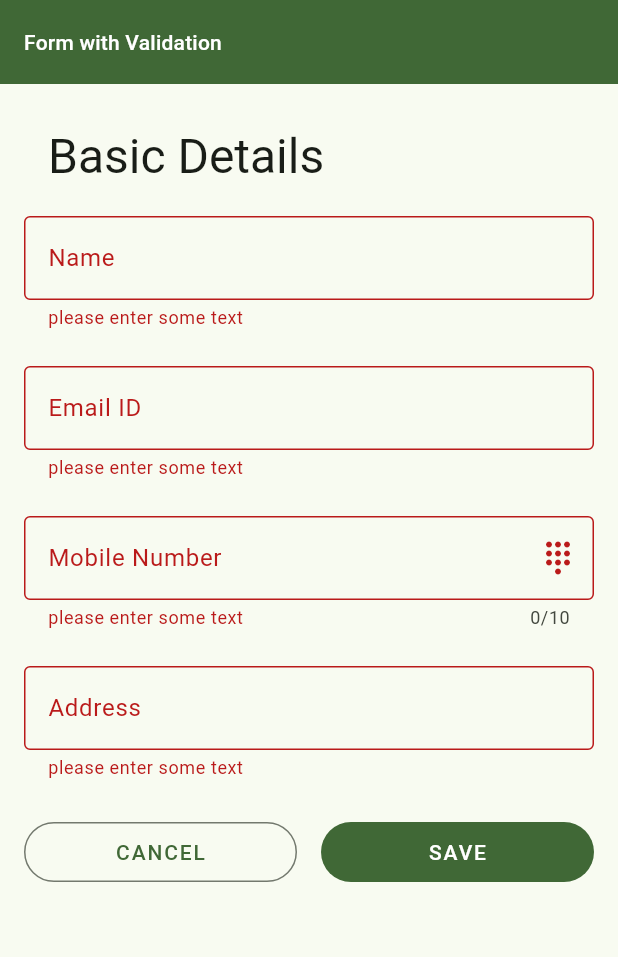
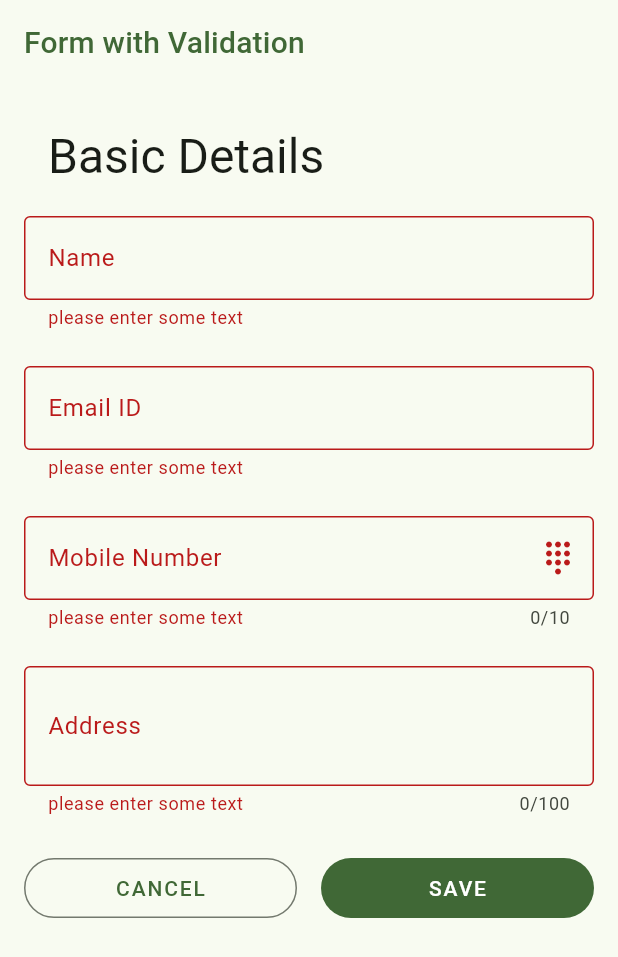
Before and after one commit to thakoraarya/flutterforaarya, a Flutter app: the screen it shows after launch, after a tap on "SAVE", on a phone screen of 412 x 824 dp. Shown: the top 957 px of the screen. Run offline on Flutter 3.47's test engine with Material 3 defaults, Android fonts, the light colour scheme and no system bars.

Commit message:
form ready

```diff
--- a/basicappforaarya/lib/main.dart
+++ b/basicappforaarya/lib/main.dart
@@ -1,5 +1,6 @@
 import 'package:basicappforaarya/pages/form.dart';
 import 'package:basicappforaarya/pages/loading.dart';
+import 'package:basicappforaarya/pages/preview.dart';
 import 'package:flutter/material.dart';
 
 void main() => runApp(MaterialApp(
@@ -38,6 +39,7 @@ void main() => runApp(MaterialApp(
       routes: {
         '/': (context) => const Loading(),
         '/form': (context) => const FormWithValidation(),
+        '/preview': (context) => const UserPreview(),
 // '/preview': (context) => const preview(),
       },
     ));
--- a/basicappforaarya/lib/pages/form.dart
+++ b/basicappforaarya/lib/pages/form.dart
@@ -31,6 +31,20 @@ class NameInputFormatter extends TextInputFormatter {
     String singleSpacedText = newValue.text.replaceAll(RegExp(r'\s+'), ' ');
     return TextEditingValue(
       text: singleSpacedText.replaceAll(RegExp(r'[^a-zA-Z\s]'), ''),
+      selection: newValue.selection,
+    );
+  }
+}
+
+class AddressInputFormatter extends TextInputFormatter {
+  @override
+  TextEditingValue formatEditUpdate(
+    TextEditingValue oldValue,
+    TextEditingValue newValue,
+  ) {
+    String singleSpacedText = newValue.text.replaceAll(RegExp(r'\s+'), ' ');
+    return TextEditingValue(
+      text: singleSpacedText,
       selection: newValue.selection,
     );
   }
@@ -83,9 +97,9 @@ class _FormWithValidationState extends State<FormWithValidation> {
         title: Text(
           'Form with Validation',
           style: TextStyle(
-              fontSize: 14, color: Theme.of(context).colorScheme.onPrimary),
+              fontSize: 20, color: Theme.of(context).colorScheme.primary),
         ),
-        backgroundColor: Theme.of(context).colorScheme.primary,
+        // backgroundColor: Theme.of(context).colorScheme.primary,
       ),
       body: SingleChildScrollView(
         child: Padding(
@@ -163,7 +177,7 @@ class _FormWithValidationState extends State<FormWithValidation> {
                     maxLength: 10,
                     controller: inputMobile,
                     inputFormatters: [
-                      FilteringTextInputFormatter.digitsOnly,
+                      FilteringTextInputFormatter.allow(RegExp(r'[0-9]')),
                     ],
                     keyboardType: TextInputType.number,
                     autovalidateMode: AutovalidateMode.onUserInteraction,
@@ -193,14 +207,19 @@ class _FormWithValidationState extends State<FormWithValidation> {
                     height: 24,
                   ),
                   TextFormField(
+                    keyboardType: TextInputType.multiline,
+                    minLines: 2,
+                    maxLines: 3,
+                    maxLength: 100,
                     controller: inputAddress,
+                    inputFormatters: [AddressInputFormatter()],
                     autovalidateMode: AutovalidateMode.onUserInteraction,
                     // autofocus: true,
                     validator: (value) {
                       if (value == null || value.isEmpty) {
                         return "please enter some text";
-                      } else if (value.contains("@")) {
-                        return "please don't use '@'";
+                      } else if (value.length < 5 || value.length > 100) {
+                        return "Name should be from 5 to 50 characters";
                       }
                       return null;
                     },
@@ -218,6 +237,12 @@ class _FormWithValidationState extends State<FormWithValidation> {
                       Expanded(
                         child: OutlinedButton(
                             onPressed: () {
+                              TextObject textObject = TextObject(
+                                  inputName.text,
+                                  inputEmail.text,
+                                  inputMobile.text,
+                                  inputAddress.text);
+                              debugPrint(textObject.toString());
                               // Clear all the text fields
                               inputName.clear();
                               inputEmail.clear();
@@ -246,7 +271,14 @@ class _FormWithValidationState extends State<FormWithValidation> {
                                     inputEmail.text,
                                     inputMobile.text,
                                     inputAddress.text);
-                                debugPrint(textObject.toString());
+                                // debugPrint(textObject.toString());
+                                Navigator.pushNamed(context, '/preview',
+                                    arguments: {
+                                      'Name': textObject.name,
+                                      'Email': textObject.email,
+                                      'Mobile': textObject.mobile,
+                                      'Address': textObject.address,
+                                    });
                               }
                             },
                             child: Text(
```
Also changed, not shown: basicappforaarya/lib/pages/preview.dart (+83 -0 lines), basicappforaarya/pubspec.lock.
